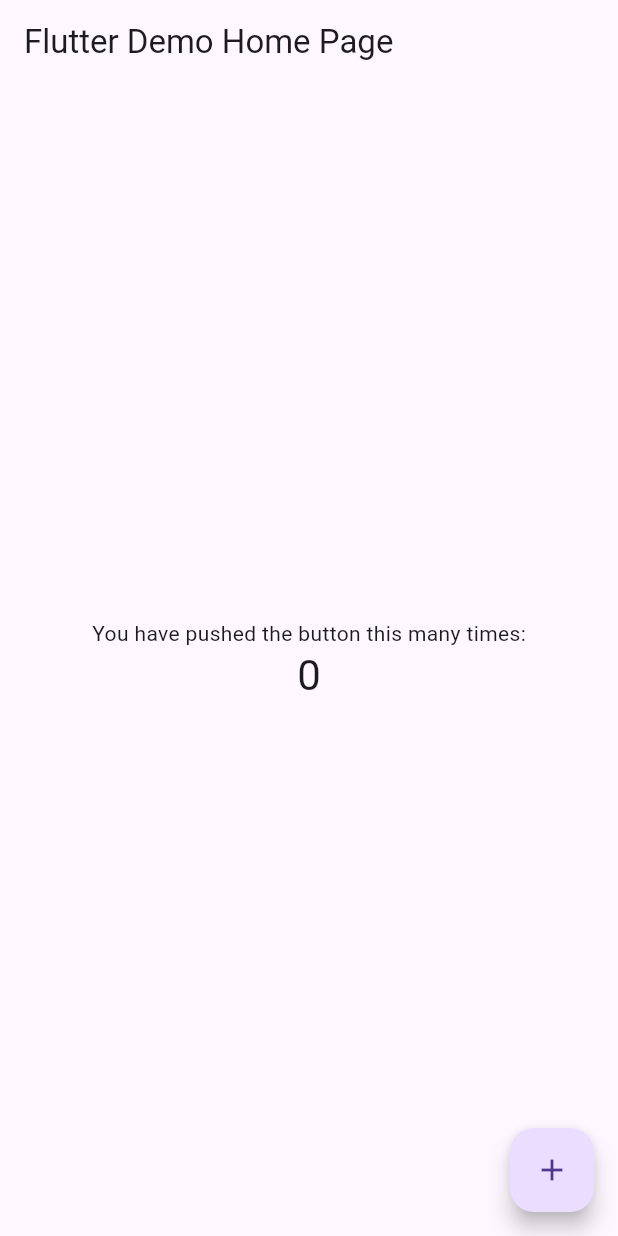
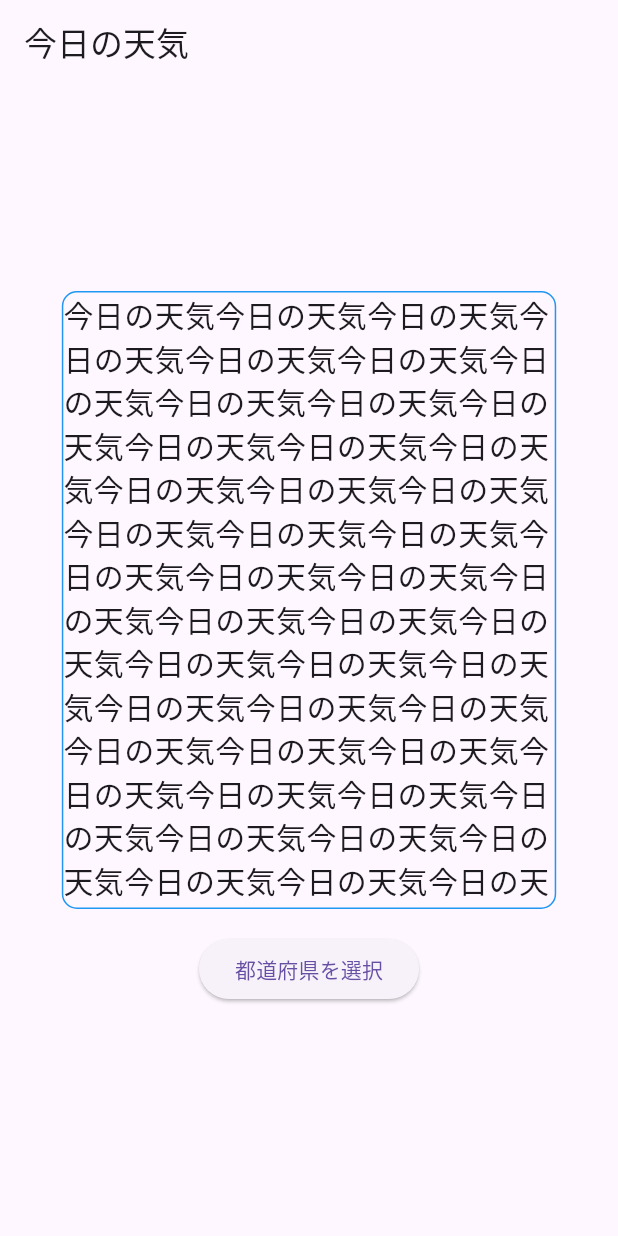
Before and after one commit to ioillll/01_TEIYOU, a Flutter app: the screen it shows after launch, on a phone screen of 412 x 824 dp. Run offline on Flutter 3.47's test engine with Material 3 defaults, Android fonts, the phone set to English and light mode, and no system bars.

Commit message:
Added navigation feature for session2

```diff
--- a/lib/main.dart
+++ b/lib/main.dart
@@ -1,4 +1,5 @@
 import 'package:flutter/material.dart';
+import 'select_prefecture_page.dart';
 
 // 1. エントリーポイントのmain関数
 void main() {
@@ -14,11 +15,11 @@
   Widget build(BuildContext context) {
     // 3. タイトルとテーマを設定する。画面の本体はMyHomePageで作る。
     return MaterialApp(
-      title: 'Flutter Demo',
+      title: '今日の天気', // タイトル,
       theme: ThemeData(
         primarySwatch: Colors.blue,
       ),
-      home: const MyHomePage(title: 'Flutter Demo Home Page'),
+      home: const MyHomePage(title: '今日の天気'), // アプリのホーム画面
     );
   }
 }
@@ -32,18 +33,10 @@
 }
 
 class _MyHomePageState extends State<MyHomePage> {
-  int _counter = 0;
-
-  // 5. カウンタが押された時のメソッド
-  void _incrementCounter() {
-    setState(() {
-      _counter++;
-      print("HelloWorld");
-    });
-  }
-
+  String? _selectedPrefecture;
   @override
   Widget build(BuildContext context) {
+    final size = MediaQuery.of(context).size;
     // 4. MyHomePageの画面を構築する部分
     return Scaffold(
       // 画面上部のタイトル部分
@@ -54,24 +47,45 @@
         child: Column(
           mainAxisAlignment: MainAxisAlignment.center,
           children: <Widget>[
-            // 画面の中央に表示されるテキスト
-            const Text(
-              'You have pushed the button this many times:',
+            // 画面の中央に表示されるテキス
+             Container(
+             width: size.width * 0.8,
+             height: size.height * 0.5,
+              decoration: BoxDecoration(
+              border: Border.all(color: Colors.blue), // 青色の枠線
+              borderRadius: BorderRadius.circular(10),
             ),
-            // テキストの下に表示されるカウンタ値
-            Text(
-              '$_counter',
-              style: Theme.of(context).textTheme.headlineMedium,
+            child: SingleChildScrollView(
+               child: Text('今日の天気今日の天気今日の天気今日の天気今日の天気今日の天気今日の天気今日の天気今日の天気今日の天気今日の天気今日の天気今日の天気今日の天気今日の天気今日の天気今日の天気今日の天気今日の天気今日の天気今日の天気今日の天気今日の天気今日の天気今日の天気今日の天気今日の天気今日の天気今日の天気今日の天気今日の天気今日の天気今日の天気今日の天気今日の天気今日の天気今日の天気今日の天気今日の天気今日の天気今日の天気今日の天気今日の天気今日の天気今日の天気今日の天気今日の天気今日の天気今日の天気今日の天気今日の天気今日の天気今日の天気今日の天気今日の天気今日の天気今日の天気今日の天気今日の天気今日の天気今日の天気今日の天気今日の天気今日の天気今日の天気今日の天気今日の天気今日の天気今日の天気今日の天気今日の天気今日の天気今日の天気今日の天気今日の天気今日の天気今日の天気今日の天気今日の天気今日の天気今日の天気今日の天気今日の天気今日の天気今日の天気今日の天気今日の天気今日の天気今日の天気今日の天気', style: TextStyle(fontSize: 20,),),
+             ),
+           ),
+           // 都道府県の選択ボタn
+           Padding(
+              padding: const EdgeInsets.all(16.0),
+              child: ElevatedButton(
+                onPressed: () async { // async を追加
+                  // 都道府県選択画面に遷移し、戻り値を受け取る
+                  final result = await Navigator.push(
+                    context,
+                    MaterialPageRoute(builder: (context) => SelectPrefecturePage()),
+                  );
+
+                  // 戻り値がある場合、状態を更新
+                  if (result != null) {
+                    setState(() {
+                      _selectedPrefecture = result as String?;
+                    });
+                  }
+                },
+                child: Text(_selectedPrefecture != null
+                    ? '選択済み: ${_selectedPrefecture}' // 選択された都道府県名を表示
+                    : '都道府県を選択'), // 選択されていない場合はデフォルトのテキストを表示
+              ),
             ),
           ],
         ),
       ),
       // 右下の「+」ボタンに対応するフローティングアクションボタン
-      floatingActionButton: FloatingActionButton(
-        onPressed: _incrementCounter,
-        tooltip: 'Increment',
-        child: const Icon(Icons.add),
-      ),
     );
   }
 }
--- /dev/null
+++ b/lib/prefectures.dart
@@ -0,0 +1,53 @@
+ const String jsonStringPrefecture = '''
+{
+    "prefecturesCode": {
+        "015000": "北海道",
+        "020000": "青森県",
+        "030000": "岩手県",
+        "040000": "宮城県",
+        "050000": "秋田県",
+        "060000": "山形県",
+        "070000": "福島県",
+        "080000": "茨城県",
+        "090000": "栃木県",
+        "100000": "群馬県",
+        "110000": "埼玉県",
+        "120000": "千葉県",
+        "130000": "東京都",
+        "140000": "神奈川県",
+        "150000": "新潟県",
+        "160000": "富山県",
+        "170000": "石川県",
+        "180000": "福井県",
+        "190000": "山梨県",
+        "200000": "長野県",
+        "210000": "岐阜県",
+        "220000": "静岡県",
+        "230000": "愛知県",
+        "240000": "三重県",
+        "250000": "滋賀県",
+        "260000": "京都府",
+        "270000": "大阪府",
+        "280000": "兵庫県",
+        "290000": "奈良県",
+        "300000": "和歌山県",
+        "310000": "鳥取県",
+        "320000": "島根県",
+        "330000": "岡山県",
+        "340000": "広島県",
+        "350000": "山口県",
+        "360000": "徳島県",
+        "370000": "香川県",
+        "380000": "愛媛県",
+        "390000": "高知県",
+        "400000": "福岡県",
+        "410000": "佐賀県",
+        "420000": "長崎県",
+        "430000": "熊本県",
+        "440000": "大分県",
+        "450000": "宮崎県",
+        "460100": "鹿児島県",
+        "471000": "沖縄県"
+    }
+}
+''';
--- /dev/null
+++ b/lib/prefectures.json
@@ -0,0 +1,51 @@
+{
+  "prefecturesCode": {
+      "015000": "北海道",
+      "020000": "青森県",
+      "030000": "岩手県",
+      "040000": "宮城県",
+      "050000": "秋田県",
+      "060000": "山形県",
+      "070000": "福島県",
+      "080000": "茨城県",
+      "090000": "栃木県",
+      "100000": "群馬県",
+      "110000": "埼玉県",
+      "120000": "千葉県",
+      "130000": "東京都",
+      "140000": "神奈川県",
+      "150000": "新潟県",
+      "160000": "富山県",
+      "170000": "石川県",
+      "180000": "福井県",
+      "190000": "山梨県",
+      "200000": "長野県",
+      "210000": "岐阜県",
+      "220000": "静岡県",
+      "230000": "愛知県",
+      "240000": "三重県",
+      "250000": "滋賀県",
+      "260000": "京都府",
+      "270000": "大阪府",
+      "280000": "兵庫県",
+      "290000": "奈良県",
+      "300000": "和歌山県",
+      "310000": "鳥取県",
+      "320000": "島根県",
+      "330000": "岡山県",
+      "340000": "広島県",
+      "350000": "山口県",
+      "360000": "徳島県",
+      "370000": "香川県",
+      "380000": "愛媛県",
+      "390000": "高知県",
+      "400000": "福岡県",
+      "410000": "佐賀県",
+      "420000": "長崎県",
+      "430000": "熊本県",
+      "440000": "大分県",
+      "450000": "宮崎県",
+      "460100": "鹿児島県",
+      "471000": "沖縄県"
+  }
+}
--- /dev/null
+++ b/lib/select_prefecture_page.dart
@@ -0,0 +1,57 @@
+import 'package:flutter/material.dart';
+import 'prefectures.dart';
+import 'dart:convert'; // jsonDecodeを使うため
+
+
+class SelectPrefecturePage extends StatefulWidget {
+  const SelectPrefecturePage({Key? key}) : super(key: key);
+
+  @override
+  _SelectPrefecturePageState createState() => _SelectPrefecturePageState();
+}
+
+class _SelectPrefecturePageState extends State<SelectPrefecturePage> {
+
+  late final List<Map<int, String>> _prefectures; // 都道府県名を格納するリスト
+
+  @override
+  void initState() {
+    super.initState();
+    _prefectures = _loadPrefectures(); // 同期的に都道府県データを読み込む
+  }
+
+   // 同期的に都道府県データを読み込む関数
+  List<Map<int, String>> _loadPrefectures() {
+    final Map<String, dynamic> json = jsonDecode(jsonStringPrefecture);
+    final List<Map<int, String>> prefectureList = [];
+
+    json['prefecturesCode'].forEach((key, value) {
+      // 都道府県コード(key)をintに変換してMapに追加
+      prefectureList.add({int.parse(key): value});
+    });
+
+    return prefectureList;
+  }
+
+  @override
+  Widget build(BuildContext context) {
+    return Scaffold(
+      appBar: AppBar(
+        title: const Text('都道府県選択'),
+      ),
+      body: ListView.builder(
+        itemCount: _prefectures.length, // 都道府県の数
+        itemBuilder: (BuildContext context, int index) {
+
+          return ListTile(
+            title: Text(_prefectures[index].values.first), // 都道府県名を表示
+            onTap: () {
+              // 選択された都道府県名を前の画面に返す
+              Navigator.of(context).pop(_prefectures[index].values.first);
+            },
+          );
+        },
+      ),
+    );
+  }
+}
```
